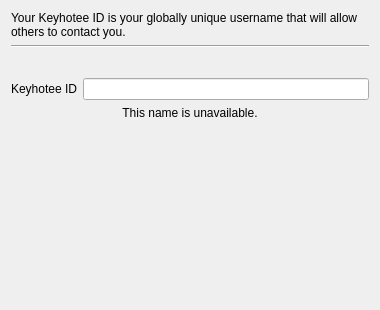
This is profile_wizard/ProfileNymPage.ui in InvictusInnovations/keyhotee as Qt 5 draws it before an edit. The edited form follows.
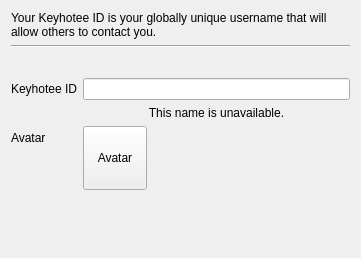
This is the edited form.

Commit message: Keyhotee client starts up and displays a main window

The edit to the form file:
```diff
--- a/profile_wizard/ProfileNymPage.ui
+++ b/profile_wizard/ProfileNymPage.ui
@@ -6,8 +6,8 @@
    <rect>
     <x>0</x>
     <y>0</y>
-    <width>380</width>
-    <height>310</height>
+    <width>361</width>
+    <height>258</height>
    </rect>
   </property>
   <property name="windowTitle">
@@ -48,7 +48,10 @@
     </spacer>
    </item>
    <item>
-    <layout class="QGridLayout" name="gridLayout">
+    <layout class="QFormLayout" name="formLayout">
+     <property name="fieldGrowthPolicy">
+      <enum>QFormLayout::ExpandingFieldsGrow</enum>
+     </property>
      <item row="0" column="0">
       <widget class="QLabel" name="keyhotee_id_label">
        <property name="text">
@@ -59,8 +62,14 @@
      <item row="0" column="1">
       <widget class="QLineEdit" name="keyhotee_id"/>
      </item>
-     <item row="1" column="0" colspan="2">
+     <item row="1" column="1">
       <widget class="QLabel" name="id_warning">
+       <property name="sizePolicy">
+        <sizepolicy hsizetype="Expanding" vsizetype="Preferred">
+         <horstretch>0</horstretch>
+         <verstretch>0</verstretch>
+        </sizepolicy>
+       </property>
        <property name="text">
         <string>This name is unavailable.</string>
        </property>
@@ -72,6 +81,38 @@
        </property>
       </widget>
      </item>
+     <item row="2" column="1">
+      <widget class="QToolButton" name="avatar_button">
+       <property name="minimumSize">
+        <size>
+         <width>64</width>
+         <height>64</height>
+        </size>
+       </property>
+       <property name="text">
+        <string>Avatar</string>
+       </property>
+       <property name="iconSize">
+        <size>
+         <width>64</width>
+         <height>64</height>
+        </size>
+       </property>
+       <property name="autoRaise">
+        <bool>false</bool>
+       </property>
+       <property name="arrowType">
+        <enum>Qt::NoArrow</enum>
+       </property>
+      </widget>
+     </item>
+     <item row="2" column="0">
+      <widget class="QLabel" name="keyhotee_id_label_2">
+       <property name="text">
+        <string>Avatar</string>
+       </property>
+      </widget>
+     </item>
     </layout>
    </item>
    <item>
```
The commit also changes 6 other files.
